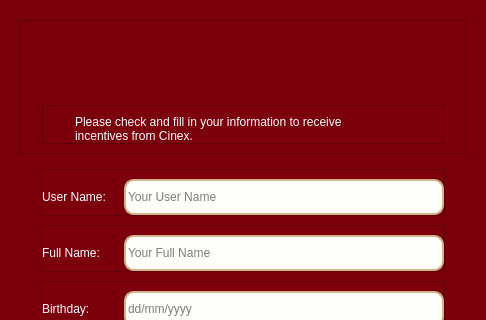
The window that ui/user/UserInfor.ui (nhuanh1070/FinalProject) describes before a commit, drawn with Qt 5; both pictures show x 0 to 486 and y 0 to 320 of the 486 by 635 pixel window.
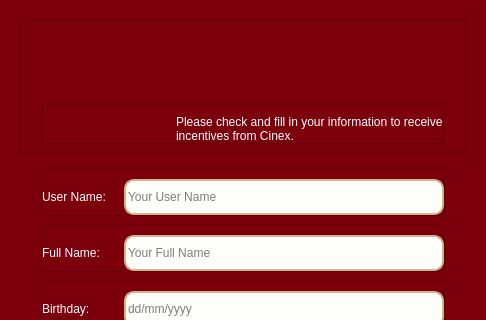
The same window after the commit. Icons and pictures are not drawn.

```diff
--- a/ui/user/UserInfor.ui
+++ b/ui/user/UserInfor.ui
@@ -109,14 +109,14 @@
                  </property>
                 </widget>
                </item>
-               <item alignment="Qt::AlignLeft">
+               <item alignment="Qt::AlignRight">
                 <widget class="QLabel" name="label_9">
                  <property name="styleSheet">
                   <string notr="true">color: rgb(254, 254, 255);
 font: 63 12pt &quot;Segoe UI Semibold&quot;;</string>
                  </property>
                  <property name="text">
-                  <string>Please check and fill in your information to receive &lt;br&gt; incentives from Cinex.</string>
+                  <string>  Please check and fill in your information to receive &lt;br&gt; incentives from Cinex.</string>
                  </property>
                 </widget>
                </item>
```
